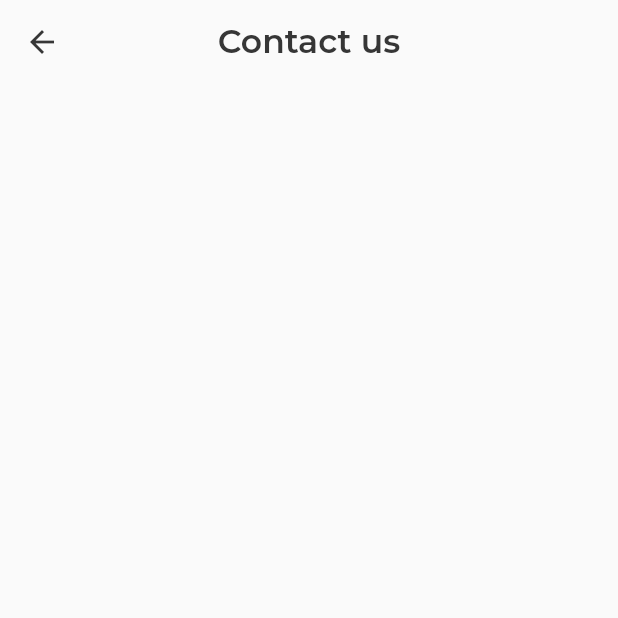
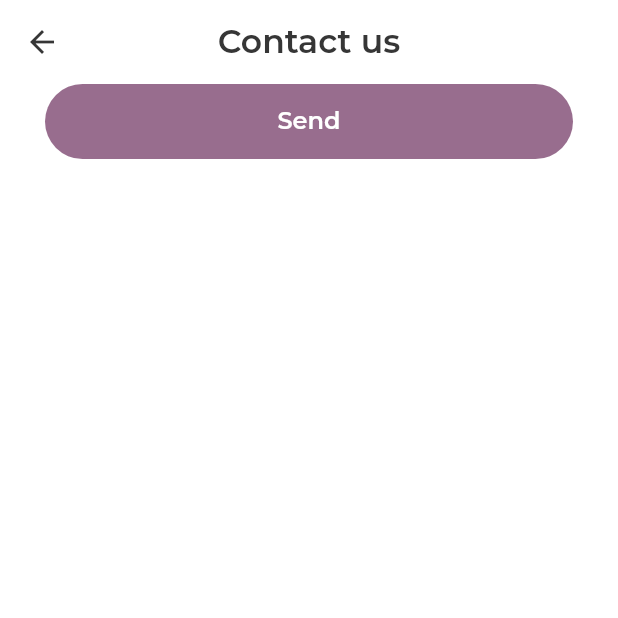
Before and after one commit to HolikovOleksandr/Advertech_test_task, a Flutter app: the screen it shows after launch, on a phone screen of 412 x 824 dp, the top half of it. Run offline on Flutter 3.47's test engine with Material 2 defaults, Android fonts, the light colour scheme and no system bars; our stand-ins replace google_fonts.

Commit message:
Drew a send button

```diff
--- a/lib/helpers/colors.dart
+++ b/lib/helpers/colors.dart
@@ -7,4 +7,5 @@ class AppColors {
   static const grey = Color(0xFFA6A9B5);
   static const lightGrey = Color(0xFFBCBCBC);
   static const creame = Color(0xFFFFF5E9);
+  static const white = Color(0xFFFFFFFF);
 }
--- a/lib/view/contact_screen.dart
+++ b/lib/view/contact_screen.dart
@@ -7,9 +7,45 @@ class ContactScreen extends StatelessWidget {
 
   @override
   Widget build(BuildContext context) {
-    var size = MediaQuery.of(context).size;
+    Size size = MediaQuery.of(context).size;
     return Scaffold(
-      appBar: AppBar(
+      backgroundColor: AppColors.white,
+      appBar: _appBar(),
+      body: Padding(
+        padding: const EdgeInsets.symmetric(horizontal: 30),
+        child: Column(
+          children: [
+            _sendButton(size),
+          ],
+        ),
+      ),
+    );
+  }
+
+  _sendButton(Size size) {
+    return GestureDetector(
+      onTap: () {},
+      child: Container(
+        width: size.width,
+        height: 50,
+        decoration: BoxDecoration(
+          color: AppColors.purple,
+          borderRadius: BorderRadius.circular(50),
+        ),
+        child: Center(
+          child: Text(
+            'Send',
+            style: AppFonts.buttonText.copyWith(
+              color: AppColors.white,
+            ),
+          ),
+        ),
+      ),
+    );
+  }
+
+  _appBar() {
+    return AppBar(
       title: Text(
         'Contact us',
         style: AppFonts.titleText.copyWith(
@@ -26,7 +62,6 @@ class ContactScreen extends StatelessWidget {
       ),
       elevation: 0,
       backgroundColor: Colors.transparent,
-      ),
     );
   }
 }
```
Lines whose indentation alone changed are shown as unchanged.
